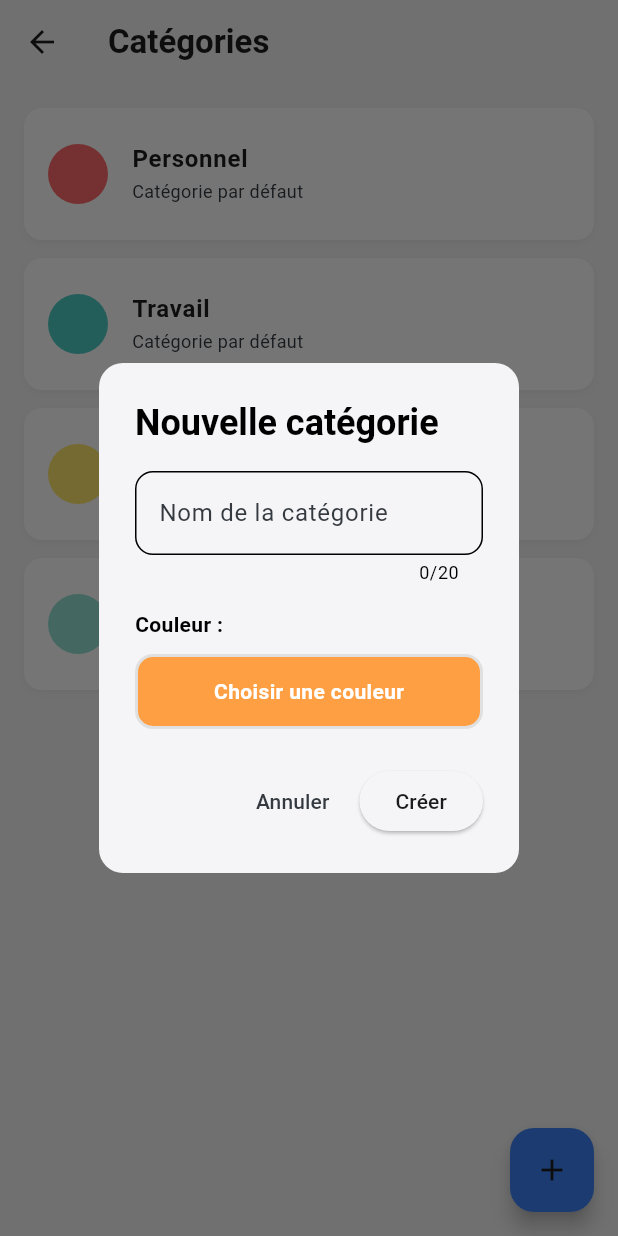
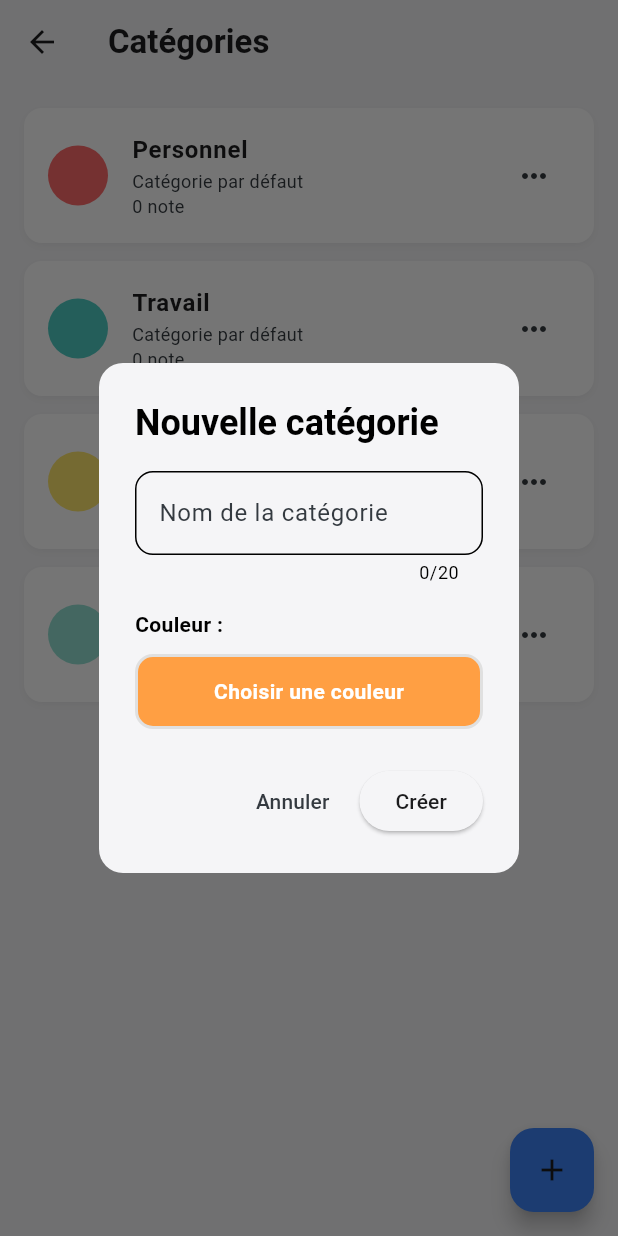
Before and after one commit to Rahim10020/NoteApp-Mkoko-, a Flutter app: the CategoriesPage screen opened directly, after a tap on the "add" icon, on a phone screen of 412 x 824 dp. Run offline on Flutter 3.47's test engine with Material 3 defaults, Android fonts, the phone set to English and light mode, and no system bars; our stand-ins replace google_fonts, isar, popover; accounts and stored records are empty; generated files the repository leaves out were written again.

Commit message:
nettoyage des fichiers

```diff
--- a/lib/pages/categories_page.dart
+++ b/lib/pages/categories_page.dart
@@ -1,7 +1,11 @@
 import 'package:R_noteApp/components/color_picker_dialog.dart';
+import 'package:R_noteApp/components/category_settings.dart';
 import 'package:R_noteApp/models/category.dart';
 import 'package:R_noteApp/models/category_database.dart';
+import 'package:R_noteApp/models/note_database.dart';
+import 'package:R_noteApp/pages/category_detail_page.dart';
 import 'package:flutter/material.dart';
+import 'package:popover/popover.dart';
 import 'package:provider/provider.dart';
 import '../theme/my_colors.dart';
 
@@ -22,7 +26,7 @@ class _CategoriesPageState extends State<CategoriesPage> {
     super.dispose();
   }
 
-  // Dialog pour créer une nouvelle catégorie
+  // Creation de categorie
   void _showCreateCategoryDialog() {
     final categoryDb = context.read<CategoryDatabase>();
     final availableColors = categoryDb.getAvailableColors();
@@ -56,7 +60,7 @@ class _CategoriesPageState extends State<CategoriesPage> {
               mainAxisSize: MainAxisSize.min,
               crossAxisAlignment: CrossAxisAlignment.start,
               children: [
-                // Champ nom
+                // Champ nom avec styles de l’ancien fichier
                 TextField(
                   controller: _nameController,
                   maxLength: 20,
@@ -66,14 +70,11 @@ class _CategoriesPageState extends State<CategoriesPage> {
                       color: Theme.of(context).colorScheme.secondary,
                     ),
                     floatingLabelStyle: TextStyle(
-                      color: Theme.of(context)
-                          .colorScheme
-                          .secondary, // Couleur lors du focus
+                      color: Theme.of(context).colorScheme.secondary,
                     ),
                     border: OutlineInputBorder(
                       borderRadius: BorderRadius.circular(12),
                     ),
-                    // bordure au focus
                     focusedBorder: OutlineInputBorder(
                       borderRadius: BorderRadius.circular(12),
                       borderSide: BorderSide(
@@ -88,9 +89,9 @@ class _CategoriesPageState extends State<CategoriesPage> {
                     color: Theme.of(context).colorScheme.inversePrimary,
                   ),
                 ),
+
                 const SizedBox(height: 16),
 
-                // Sélecteur de couleur
                 const Text(
                   'Couleur :',
                   style: TextStyle(
@@ -99,6 +100,8 @@ class _CategoriesPageState extends State<CategoriesPage> {
                   ),
                 ),
                 const SizedBox(height: 10),
+
+                // Sélecteur couleur
                 GestureDetector(
                   onTap: () {
                     showDialog(
@@ -107,9 +110,7 @@ class _CategoriesPageState extends State<CategoriesPage> {
                         availableColors: availableColors,
                         selectedColor: _selectedColor,
                         onColorSelected: (color) {
-                          setDialogState(() {
-                            _selectedColor = color;
-                          });
+                          setDialogState(() => _selectedColor = color);
                           Navigator.pop(context);
                         },
                       ),
@@ -170,8 +171,8 @@ class _CategoriesPageState extends State<CategoriesPage> {
                     _selectedColor!,
                   );
                   if (!context.mounted) return;
+
                   if (success) {
-                    if (!mounted) return;
                     Navigator.pop(context);
                     ScaffoldMessenger.of(context).showSnackBar(
                       const SnackBar(
@@ -202,11 +203,10 @@ class _CategoriesPageState extends State<CategoriesPage> {
     );
   }
 
-  // Dialog pour modifier une catégorie
+  // notification
   void _showEditCategoryDialog(Category category) {
     final categoryDb = context.read<CategoryDatabase>();
 
-    // Ajouter la couleur actuelle aux couleurs disponibles
     var availableColors = categoryDb.getAvailableColors();
     if (!availableColors.contains(category.colorHex)) {
       availableColors = [category.colorHex, ...availableColors];
@@ -258,9 +258,7 @@ class _CategoriesPageState extends State<CategoriesPage> {
                         availableColors: availableColors,
                         selectedColor: _selectedColor,
                         onColorSelected: (color) {
-                          setDialogState(() {
-                            _selectedColor = color;
-                          });
+                          setDialogState(() => _selectedColor = color);
                           Navigator.pop(context);
                         },
                       ),
@@ -328,8 +326,13 @@ class _CategoriesPageState extends State<CategoriesPage> {
     );
   }
 
-  // Confirmer la suppression
+  // Suppression de catégorie avec confirmation
   void _confirmDelete(Category category) {
+    final noteDb = context.read<NoteDatabase>();
+    final noteCount = noteDb.countNotesByCategory(category.id);
+
+    final isDefault = category.isDefault;
+
     showDialog(
       context: context,
       builder: (context) => AlertDialog(
@@ -338,20 +341,28 @@ class _CategoriesPageState extends State<CategoriesPage> {
         ),
         title: const Text('Supprimer la catégorie'),
         content: Text(
-          'Voulez-vous vraiment supprimer "${category.name}" ?\n\nLes notes associées ne seront pas supprimées.',
+          isDefault
+              ? 'Impossible de supprimer une catégorie par défaut.'
+              : noteCount > 0
+                  ? 'Voulez-vous vraiment supprimer "${category.name}" ?\n\n'
+                      '$noteCount note${noteCount > 1 ? "s" : ""} seront détachées de cette catégorie mais ne seront pas supprimées.'
+                  : 'Voulez-vous vraiment supprimer "${category.name}" ?',
         ),
         actions: [
           TextButton(
             onPressed: () => Navigator.pop(context),
             child: const Text('Annuler'),
           ),
+          if (!isDefault)
             ElevatedButton(
               onPressed: () async {
                 final success = await context
                     .read<CategoryDatabase>()
                     .deleteCategory(category.id);
+
                 if (!context.mounted) return;
                 Navigator.pop(context);
+
                 if (success) {
                   ScaffoldMessenger.of(context).showSnackBar(
                     const SnackBar(
@@ -371,9 +382,14 @@ class _CategoriesPageState extends State<CategoriesPage> {
     );
   }
 
+  // ----------------------------
+  //                UI
+  // ----------------------------
+
   @override
   Widget build(BuildContext context) {
     final categoryDb = context.watch<CategoryDatabase>();
+    final noteDb = context.watch<NoteDatabase>();
     final categories = categoryDb.currentCategories;
 
     return Scaffold(
@@ -400,7 +416,7 @@ class _CategoriesPageState extends State<CategoriesPage> {
               child: Column(
                 mainAxisAlignment: MainAxisAlignment.center,
                 children: [
-                  Icon(
+                  const Icon(
                     Icons.category_outlined,
                     size: 80,
                     color: Colors.white,
@@ -423,8 +439,21 @@ class _CategoriesPageState extends State<CategoriesPage> {
                 final category = categories[index];
                 final color =
                     Color(int.parse('FF${category.colorHex}', radix: 16));
+                final noteCount =
+                    noteDb.countNotesByCategory(category.id); // NEW
 
-                return Container(
+                return GestureDetector(
+                  onTap: () {
+                    // 🔥 Naviguer vers CategoryDetailPage
+                    Navigator.push(
+                      context,
+                      MaterialPageRoute(
+                        builder: (context) =>
+                            CategoryDetailPage(category: category),
+                      ),
+                    );
+                  },
+                  child: Container(
                     margin: const EdgeInsets.only(bottom: 12),
                     decoration: BoxDecoration(
                       color: Theme.of(context).colorScheme.primary,
@@ -458,32 +487,54 @@ class _CategoriesPageState extends State<CategoriesPage> {
                           fontSize: 16,
                         ),
                       ),
-                    subtitle: category.isDefault
-                        ? Text(
+                      subtitle: Column(
+                        crossAxisAlignment: CrossAxisAlignment.start,
+                        children: [
+                          if (category.isDefault)
+                            Text(
                               'Catégorie par défaut',
                               style: TextStyle(
                                 color: Theme.of(context).colorScheme.secondary,
                                 fontSize: 12,
                               ),
-                          )
-                        : null,
-                    trailing: category.isDefault
-                        ? null
-                        : Row(
-                            mainAxisSize: MainAxisSize.min,
-                            children: [
-                              IconButton(
-                                icon: const Icon(Icons.edit_outlined),
-                                onPressed: () =>
-                                    _showEditCategoryDialog(category),
+                            ),
+
+                          // 🔥 Nouveau : nombre de notes
+                          Text(
+                            '$noteCount note${noteCount > 1 ? "s" : ""}',
+                            style: TextStyle(
                               color: Theme.of(context).colorScheme.secondary,
+                              fontSize: 12,
                             ),
-                              IconButton(
-                                icon: const Icon(Icons.delete_outline),
-                                onPressed: () => _confirmDelete(category),
-                                color: Colors.red,
                           ),
                         ],
+                      ),
+
+                      // 🔥 Nouveau : menu Popover
+                      trailing: Builder(
+                        builder: (context) => IconButton(
+                          icon: const Icon(Icons.more_horiz),
+                          color: Theme.of(context).colorScheme.secondary,
+                          onPressed: () => showPopover(
+                            width: 120,
+                            height: 110,
+                            backgroundColor:
+                                Theme.of(context).colorScheme.surface,
+                            context: context,
+                            bodyBuilder: (context) => CategorySettings(
+                              isDefault: category.isDefault,
+                              onEditTap: () {
+                                Navigator.pop(context);
+                                _showEditCategoryDialog(category);
+                              },
+                              onDeleteTap: () {
+                                Navigator.pop(context);
+                                _confirmDelete(category);
+                              },
+                            ),
+                          ),
+                        ),
+                      ),
                     ),
                   ),
                 );
```
Also changed, not shown: lib/pages/category_detail_page.dart (+7 -6 lines). Lines whose indentation alone changed are shown as unchanged.
